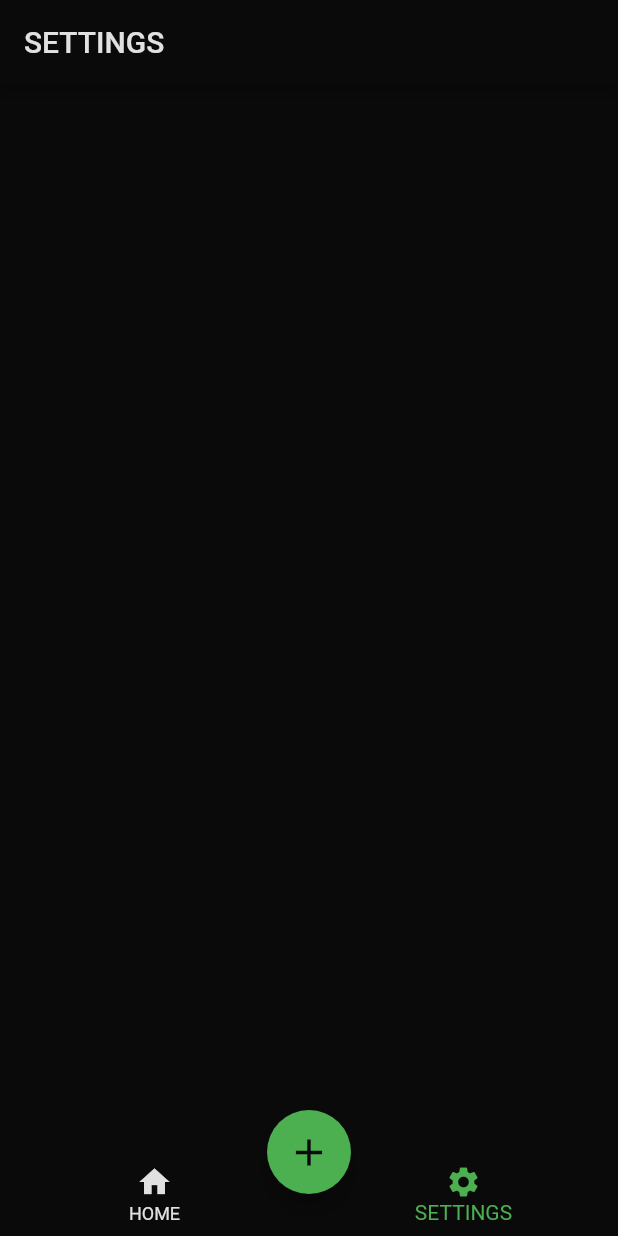
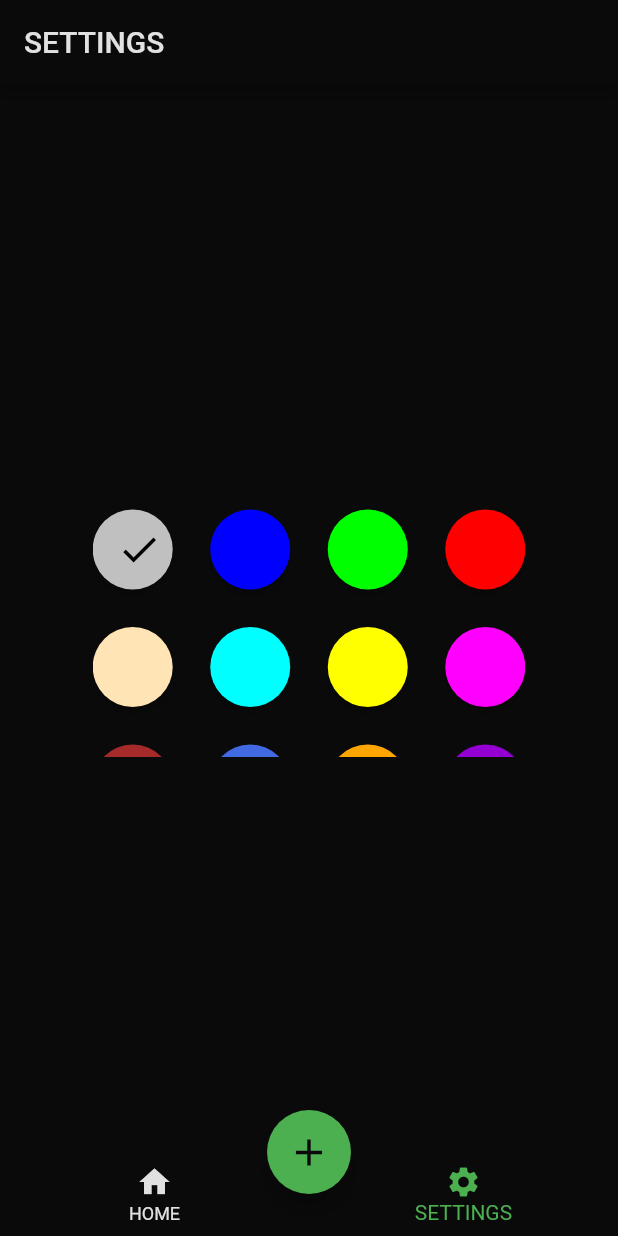
Before and after one commit to tsubasasugawara/Reminder, a Flutter app: the screen it shows after launch, item 2 of the bottom bar chosen, on a phone screen of 412 x 824 dp. Run offline on Flutter 3.47's test engine with Material 2 defaults, Android fonts, the phone set to English and light mode, and no system bars; our stand-ins replace sqflite; accounts and stored records are empty.

Commit message:
Add
Added color picker widget.

```diff
--- /dev/null
+++ b/lib/components/color_picker/color_picker.dart
@@ -0,0 +1,58 @@
+import 'package:flutter/material.dart';
+import 'package:reminder/components/color_picker/color_picker_provider.dart';
+
+// ignore: must_be_immutable
+class ColorPicker extends StatelessWidget {
+  late Function(int, int) onPressed;
+  late List<int> colors;
+  late int columnCount;
+  late int checkedItemIndex;
+  late double mainAxisSpacing;
+  late double crossAxisSpacing;
+  late double checkedItemIconSize;
+
+  ColorPicker({
+    required this.onPressed,
+    required this.colors,
+    required this.checkedItemIndex,
+    Key? key,
+    int? columnCount,
+    double? mainAxisSpacing,
+    double? crossAxisSpacing,
+    double? checkedItemIconSize,
+  }) : super(key: key) {
+    this.columnCount = columnCount ?? 4;
+    this.mainAxisSpacing = mainAxisSpacing ?? 0;
+    this.crossAxisSpacing = crossAxisSpacing ?? 0;
+    this.checkedItemIconSize = checkedItemIconSize ?? 24.0;
+  }
+
+  @override
+  Widget build(BuildContext context) {
+    return GridView.builder(
+      itemCount: colors.length,
+      gridDelegate: SliverGridDelegateWithFixedCrossAxisCount(
+        crossAxisCount: columnCount,
+        mainAxisSpacing: mainAxisSpacing,
+        crossAxisSpacing: crossAxisSpacing,
+      ),
+      itemBuilder: (BuildContext context, int index) {
+        return ElevatedButton(
+          style: ElevatedButton.styleFrom(
+            shape: const CircleBorder(),
+            primary: Color(colors[index]),
+          ),
+          onPressed: () {
+            onPressed(colors[index], index);
+          },
+          child: checkedItemIndex == index
+              ? Icon(
+                  Icons.check,
+                  size: checkedItemIconSize,
+                )
+              : null,
+        );
+      },
+    );
+  }
+}
--- /dev/null
+++ b/lib/components/color_picker/color_picker_provider.dart
@@ -0,0 +1,3 @@
+import 'package:flutter/cupertino.dart';
+
+class ColorPickerProvider extends ChangeNotifier {}
--- a/lib/view/setting/setting.view.dart
+++ b/lib/view/setting/setting.view.dart
@@ -1,4 +1,5 @@
 import 'package:flutter/material.dart';
+import 'package:reminder/components/color_picker/color_picker.dart';
 import 'package:reminder/multilingualization/app_localizations.dart';
 import 'package:reminder/provider/main_provider.dart';
 import 'package:reminder/view/add_reminder/add_reminder_view.dart';
@@ -6,6 +7,20 @@ import 'package:reminder/view/add_reminder/add_reminder_view.dart';
 // ignore: must_be_immutable
 class SettingView extends StatelessWidget {
   MainProvider mainProvider;
+  List<int> colors = [
+    0xffc0c0c0,
+    0xff0000ff,
+    0xff00ff00,
+    0xffff0000,
+    0xffffe4b5,
+    0xff00ffff,
+    0xffffff00,
+    0xffff00ff,
+    0xffa52a2a,
+    0xff4169e1,
+    0xffffa500,
+    0xff9400d3,
+  ];
   SettingView(this.mainProvider, {Key? key}) : super(key: key);
 
   @override
@@ -60,9 +75,25 @@ class SettingView extends StatelessWidget {
   }
 
   Widget _body(BuildContext context) {
-    return SingleChildScrollView(
-      child: Container(
-        margin: const EdgeInsets.only(top: 20),
+    return Container(
+      margin: const EdgeInsets.only(top: 20),
+      child: Center(
+        child: SizedBox(
+          height: MediaQuery.of(context).size.height * 0.2,
+          width: MediaQuery.of(context).size.width * 0.7,
+          child: ColorPicker(
+            onPressed: (value, index) {
+              print(value);
+              print(index);
+            },
+            columnCount: 4,
+            colors: colors,
+            checkedItemIndex: 0,
+            mainAxisSpacing: 25,
+            crossAxisSpacing: 25,
+            checkedItemIconSize: 30,
+          ),
+        ),
       ),
     );
   }
```
